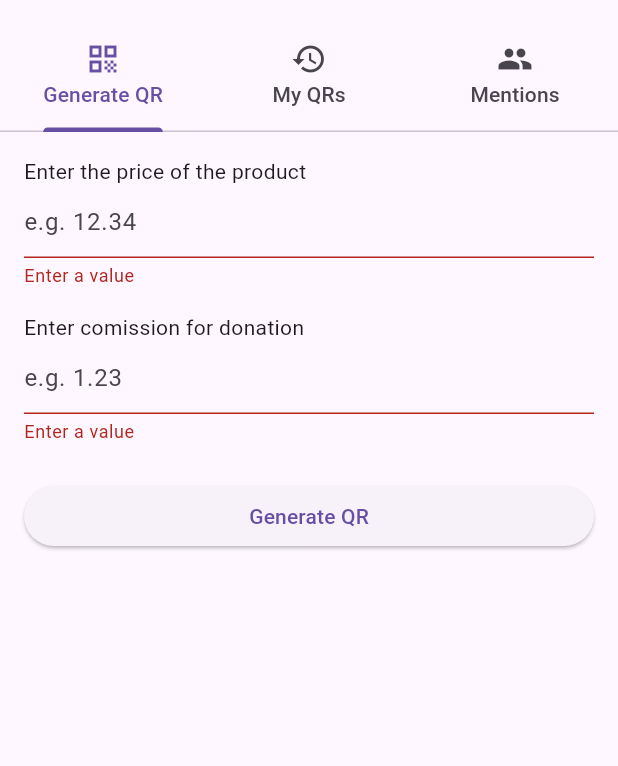
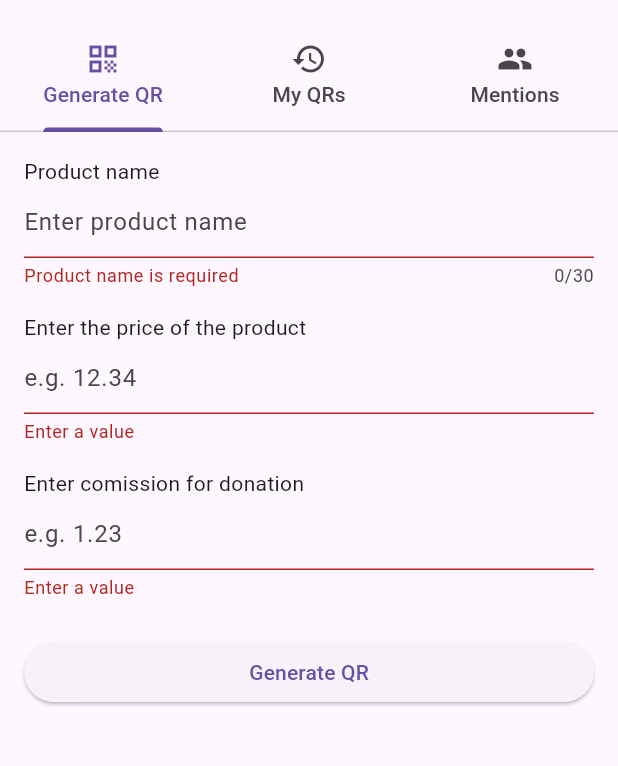
Before and after one commit to Jhorley666/baq_donation_app, a Flutter app: the QRGeneratorScreen screen opened by its route, after a tap on "Generate QR", on a phone screen of 412 x 824 dp, the part 63-829 px from its top. Run offline on Flutter 3.47's test engine with Material 3 defaults, Android fonts, the phone set to English and light mode, and no system bars; our stand-ins replace qr_flutter, screenshot, share_plus; missing offline and left inert: mobile_scanner.

Commit message:
product name added!

```diff
--- a/lib/views/qr_gen.dart
+++ b/lib/views/qr_gen.dart
@@ -19,6 +19,7 @@ class _QRGeneratorScreenState extends State<QRGeneratorScreen> {
   final _formKey = GlobalKey<FormState>();
   final _amountController = TextEditingController();
   final _commissionController = TextEditingController();
+  final _productNameController = TextEditingController(); // 1. Add controller
   final ScreenshotController _screenshotController = ScreenshotController();
 
   String? _qrData;
@@ -26,7 +27,6 @@ class _QRGeneratorScreenState extends State<QRGeneratorScreen> {
 
   // Example static values for demonstration
   final String orderId = "123456";
-  final String productType = "ExampleProduct";
   final String accountBanking = "9876543210";
 
   String _generateSha(String data) {
@@ -52,11 +52,12 @@ class _QRGeneratorScreenState extends State<QRGeneratorScreen> {
         return;
       }
       final commission = _commissionController.text;
+      final productName = _productNameController.text; // 2. Get product name
       final data = jsonEncode({
         "order_id": orderId,
         "amount": amount.toStringAsFixed(2),
         "commission": commission,
-        "product_type": productType,
+        "product_type": productName, // 3. Use product name
         "account_banking": accountBanking,
       });
       final sha = _generateSha(data);
@@ -64,7 +65,7 @@ class _QRGeneratorScreenState extends State<QRGeneratorScreen> {
         "order_id": orderId,
         "amount": amount.toStringAsFixed(2),
         "commission": commission,
-        "product_type": productType,
+        "product_type": productName, // 3. Use product name
         "account_banking": accountBanking,
         "sha": sha,
       });
@@ -123,6 +124,29 @@ class _QRGeneratorScreenState extends State<QRGeneratorScreen> {
                 key: _formKey,
                 child: ListView(
                   children: [
+                    // 1. Product name label
+                    const Text("Product name"),
+                    // 2. Product name input text
+                    TextFormField(
+                      controller: _productNameController,
+                      decoration: const InputDecoration(
+                        hintText: "Enter product name",
+                      ),
+                      maxLength: 30,
+                      validator: (value) {
+                        if (value == null || value.trim().isEmpty) {
+                          return "Product name is required";
+                        }
+                        if (value.trim().length < 3) {
+                          return "Minimum 3 characters";
+                        }
+                        if (value.trim().length > 30) {
+                          return "Maximum 30 characters";
+                        }
+                        return null;
+                      },
+                    ),
+                    const SizedBox(height: 16),
                     const Text("Enter the price of the product"),
                     TextFormField(
                       controller: _amountController,
```
Also changed, not shown: lib/views/datafast.dart (added).
